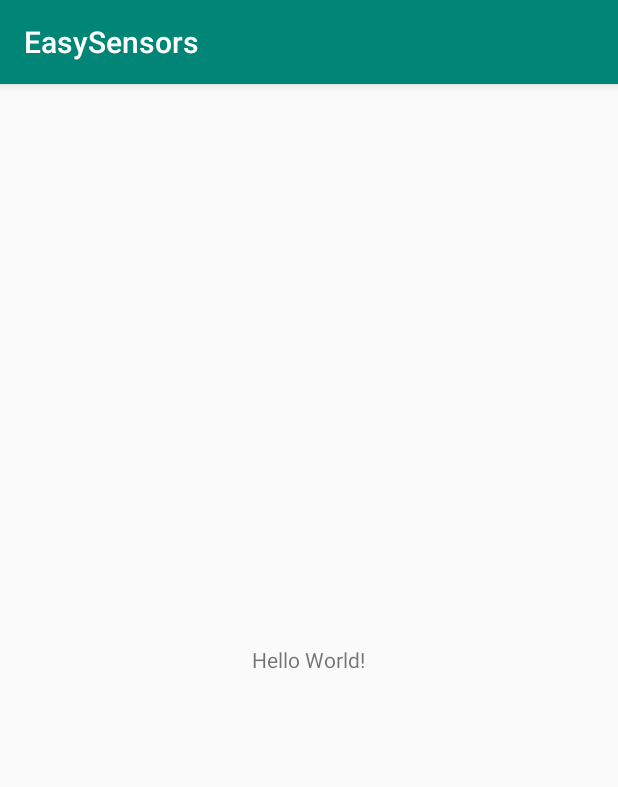
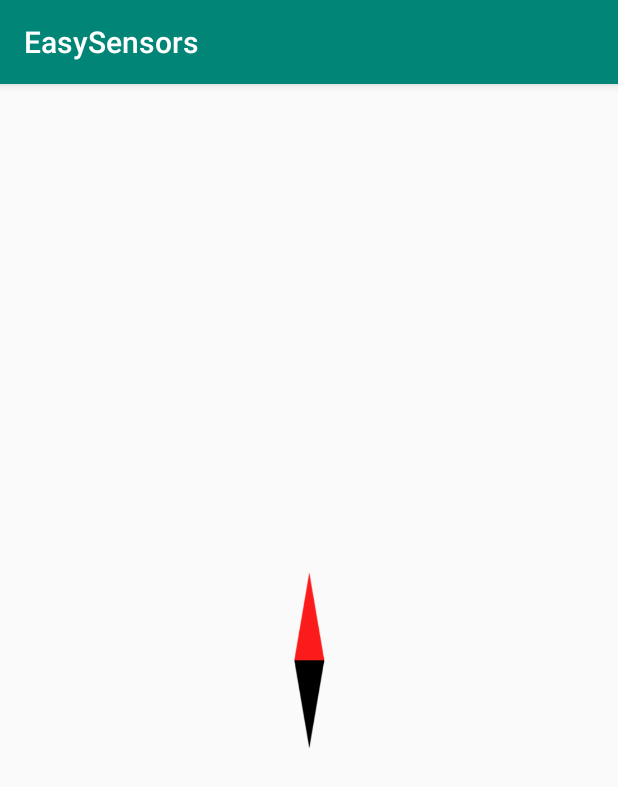
Before and after one commit to Coneys/EasySensors, an Android app: the screen it shows after launch (MainActivity), on a phone screen of 412 x 824 dp. Shown: the top 787 px of the screen. Run offline under Robolectric (Android 15) with nearby library versions, the phone set to English and light mode, and no system bars; 2 statements that could not run were skipped.

```diff
--- a/app/src/main/java/com/github/coneys/sample/MainActivity.kt
+++ b/app/src/main/java/com/github/coneys/sample/MainActivity.kt
@@ -1,6 +1,8 @@
 package com.github.coneys.sample
 
+import android.content.Context
 import android.hardware.Sensor
+import android.hardware.SensorManager
 import android.os.Bundle
 import androidx.appcompat.app.AppCompatActivity
 import com.github.coneys.R
@@ -8,9 +10,9 @@ import com.github.coneys.sensor.base.SensorAccuracy
 import com.github.coneys.sensor.base.SensorListener
 import com.github.coneys.sensor.base.SensorSession
 import com.github.coneys.sensor.base.SensorSessions
-import com.github.coneys.sensor.rotation.GameRotationSensor
-import com.github.coneys.sensor.rotation.RotationValue
-import com.github.coneys.settings.SensorSettings
+import com.github.coneys.sensor.geomagnetic.EarthOrientationSensor
+import com.github.coneys.sensor.geomagnetic.NorthAngle
+import kotlinx.android.synthetic.main.activity_main.*
 
 class MainActivity : AppCompatActivity() {
 
@@ -19,23 +21,30 @@ class MainActivity : AppCompatActivity() {
         setContentView(R.layout.activity_main)
 
 
-        val gameRotationSensor = GameRotationSensor()
+        val earthOrientationSensor = EarthOrientationSensor()
 
 
-        val session = SensorSession(gameRotationSensor, object : SensorListener<RotationValue> {
-            override fun onNewData(t: RotationValue) {
-                println("New rotation data $t")
+        val session = SensorSession(earthOrientationSensor, object : SensorListener<NorthAngle> {
+            override fun onNewData(t: NorthAngle) {
+                println("ROT: New rotation data $t")
+                comapss.rotation = 360f - t.angleInt
             }
 
             override fun onNewAccuracy(accuracy: SensorAccuracy) {
-                println("New Accuracy $accuracy")
+                println("ACC: New Accuracy $accuracy")
             }
 
             override fun onUnavailable() {
-                println("Rotation sensor unavailable")
+                println("UNAVA: Rotation sensor unavailable")
             }
 
         })
+
+        val sensors = (getSystemService(Context.SENSOR_SERVICE) as SensorManager).getSensorList(Sensor.TYPE_ALL)
+        sensors.forEach {
+            println("SENSOR + ${it.name}")
+
+        }
 
         SensorSessions(setOf(session), this)
 
--- a/app/src/main/res/layout/activity_main.xml
+++ b/app/src/main/res/layout/activity_main.xml
@@ -1,17 +1,15 @@
 <?xml version="1.0" encoding="utf-8"?>
 <FrameLayout xmlns:android="http://schemas.android.com/apk/res/android"
-    xmlns:app="http://schemas.android.com/apk/res-auto"
     xmlns:tools="http://schemas.android.com/tools"
     android:layout_width="match_parent"
     android:layout_height="match_parent"
-    tools:context=".MainActivity">
+   >
 
-    <TextView
-        android:id="@+id/text_view"
-        android:layout_width="wrap_content"
+    <ImageView
+        android:id="@+id/comapss"
+        android:layout_width="120dp"
+        android:layout_height="120dp"
         android:layout_gravity="center"
-        android:layout_height="wrap_content"
-        android:text="Hello World!"
-      />
+        android:src="@drawable/compass_arrow" />
 
 </FrameLayout>
--- /dev/null
+++ b/easySensor/src/main/java/com/github/coneys/sensor/geomagnetic/EarthOrientationSensor.kt
@@ -0,0 +1,26 @@
+package com.github.coneys.sensor.geomagnetic
+
+import android.hardware.Sensor
+import android.hardware.SensorManager
+import com.github.coneys.sensor.base.PhoneSensor
+
+
+class EarthOrientationSensor : PhoneSensor<NorthAngle>(Sensor.TYPE_ROTATION_VECTOR) {
+
+    private val orientation = FloatArray(3)
+    private val rotationMatrix = FloatArray(9)
+
+    override fun createDataHolder() = NorthAngle(0f)
+
+
+    override fun applyData(dataHolder: NorthAngle, values: FloatArray): NorthAngle {
+        SensorManager.getRotationMatrixFromVector(rotationMatrix, values)
+        SensorManager.getOrientation(rotationMatrix, orientation)
+
+        val azimuth = Math.toDegrees(orientation[0].toDouble())
+
+        val angle = (azimuth + 360) % 360
+        return dataHolder.also { it.angle = angle.toFloat() }
+    }
+
+}
--- /dev/null
+++ b/easySensor/src/main/java/com/github/coneys/sensor/geomagnetic/NorthAngle.kt
@@ -0,0 +1,5 @@
+package com.github.coneys.sensor.geomagnetic
+
+data class NorthAngle(var angle: Float) {
+    val angleInt get() = angle.toInt()
+}
```
Also changed, not shown: app/src/main/res/drawable/compass_arrow.png (added).
